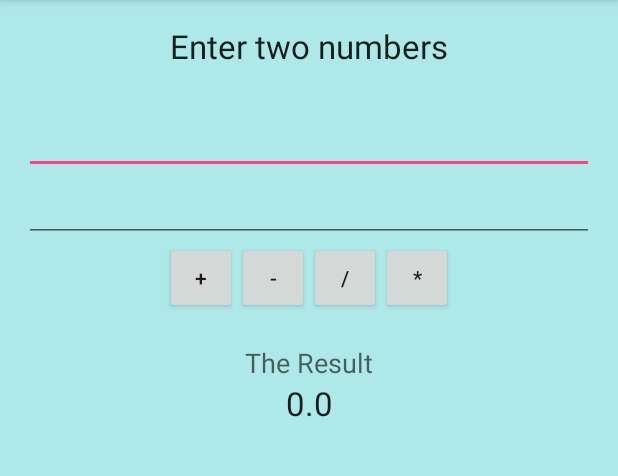
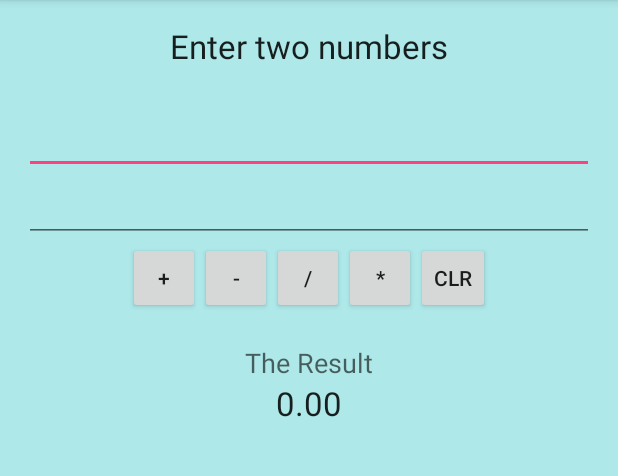
Before and after one commit to jason-wong-9/Android-Development, an Android app: the screen it shows after launch (MainActivity), in the options menu, after a tap on "Settings", on a phone screen of 412 x 824 dp, the part 84-560 px from its top. Run offline under Robolectric (Android 15) with nearby library versions, the phone set to English and light mode, and no system bars.

Commit message:
Data Validation and Added CLR button

```diff
--- a/Calculator/app/src/main/java/com/jasonkcwong/calculator/MainActivity.java
+++ b/Calculator/app/src/main/java/com/jasonkcwong/calculator/MainActivity.java
@@ -9,6 +9,7 @@ import android.view.View;
 import android.widget.Button;
 import android.widget.EditText;
 import android.widget.TextView;
+import android.widget.Toast;
 
 public class MainActivity extends AppCompatActivity {
     private EditText operand1;
@@ -17,7 +18,9 @@ public class MainActivity extends AppCompatActivity {
     private Button btnSubtraction;
     private Button btnDivision;
     private Button btnMultiplication;
+    private Button btnClear;
     private TextView txtResult;
+
 
     @Override
     protected void onCreate(Bundle savedInstanceState) {
@@ -31,45 +34,70 @@ public class MainActivity extends AppCompatActivity {
         btnSubtraction = (Button) findViewById(R.id.btnSubtraction);
         btnDivision = (Button) findViewById(R.id.btnDivision);
         btnMultiplication = (Button) findViewById(R.id.btnMultiplication);
+        btnClear = (Button) findViewById(R.id.btnClear);
         txtResult = (TextView) findViewById(R.id.txtResult);
         btnAddition.setOnClickListener(new View.OnClickListener() {
             @Override
             public void onClick(View v) {
+                if ((operand1.getText().length() > 0) && (operand2.getText().length() > 0)){
                     double oper1 = Double.parseDouble(operand1.getText().toString());
                     double oper2 = Double.parseDouble(operand2.getText().toString());
 
                     double theResult = oper1 + oper2;
                     txtResult.setText(Double.toString(theResult));
+                } else {
+                    Toast.makeText(MainActivity.this, "Please enter numbers in both operand fields", Toast.LENGTH_LONG).show();
+                }
             }
         });
         btnSubtraction.setOnClickListener(new View.OnClickListener() {
             @Override
             public void onClick(View v) {
+                if ((operand1.getText().length() > 0) && (operand2.getText().length() > 0)){
                     double oper1 = Double.parseDouble(operand1.getText().toString());
                     double oper2 = Double.parseDouble(operand2.getText().toString());
 
                     double theResult = oper1 - oper2;
                     txtResult.setText(Double.toString(theResult));
+                } else {
+                    Toast.makeText(MainActivity.this, "Please enter numbers in both operand fields", Toast.LENGTH_LONG).show();
+                }
             }
         });
         btnDivision.setOnClickListener(new View.OnClickListener() {
             @Override
             public void onClick(View v) {
+                if ((operand1.getText().length() > 0) && (operand2.getText().length() > 0)){
                     double oper1 = Double.parseDouble(operand1.getText().toString());
                     double oper2 = Double.parseDouble(operand2.getText().toString());
 
                     double theResult = oper1 / oper2;
                     txtResult.setText(Double.toString(theResult));
+                } else {
+                    Toast.makeText(MainActivity.this, "Please enter numbers in both operand fields", Toast.LENGTH_LONG).show();
+                }
             }
         });
         btnMultiplication.setOnClickListener(new View.OnClickListener() {
             @Override
             public void onClick(View v) {
+                if ((operand1.getText().length() > 0) && (operand2.getText().length() > 0)){
                     double oper1 = Double.parseDouble(operand1.getText().toString());
                     double oper2 = Double.parseDouble(operand2.getText().toString());
 
                     double theResult = oper1 * oper2;
                     txtResult.setText(Double.toString(theResult));
+                } else {
+                    Toast.makeText(MainActivity.this, "Please enter numbers in both operand fields", Toast.LENGTH_LONG).show();
+                }
+            }
+        });
+        btnClear.setOnClickListener(new View.OnClickListener(){
+            public void onClick(View v) {
+                operand1.setText("");
+                operand2.setText("");
+                txtResult.setText("0.00");
+                operand1.requestFocus();
             }
         });
 //        FloatingActionButton fab = (FloatingActionButton) findViewById(R.id.fab);
--- a/Calculator/app/src/main/res/layout/content_main.xml
+++ b/Calculator/app/src/main/res/layout/content_main.xml
@@ -73,6 +73,13 @@
             android:text="*"
             android:id="@+id/btnMultiplication"
             style="?android:attr/buttonStyleSmall" />
+
+        <Button
+            style="?android:attr/buttonStyleSmall"
+            android:layout_width="wrap_content"
+            android:layout_height="wrap_content"
+            android:text="CLR"
+            android:id="@+id/btnClear" />
     </LinearLayout>
 
     <TextView
```
Lines whose indentation alone changed are shown as unchanged.
